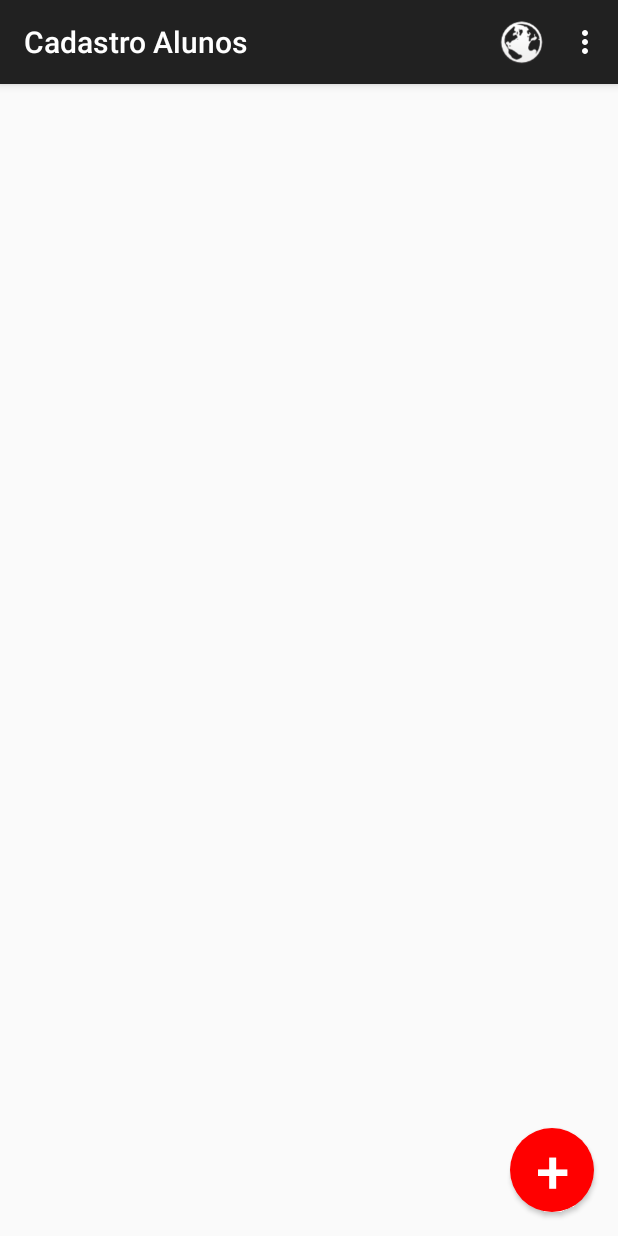
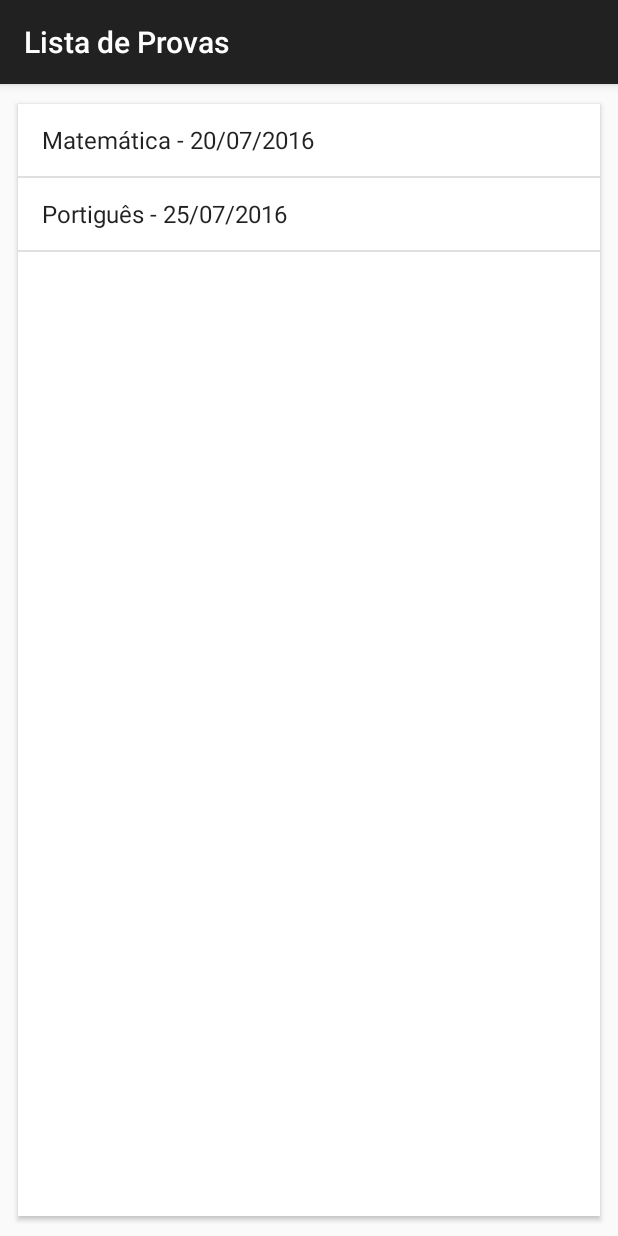
Before and after one commit to leandroap/CadastroAlunos, an Android app: the screen it shows after launch (ListaAlunosActivity before the commit, ProvasActivity after it), in the options menu, after a tap on "Baixar provas", on a phone screen of 412 x 824 dp. Run offline under Robolectric (Android 15) with nearby library versions, the phone set to English and light mode, and no system bars.

Commit message:
AsyncTask e Fragment layout de provas

```diff
--- a/app/build.gradle
+++ b/app/build.gradle
@@ -20,6 +20,8 @@ android {
 }
 
 dependencies {
-    compile fileTree(dir: 'libs', include: ['*.jar'])
+    compile fileTree(include: ['*.jar'], dir: 'libs')
     compile 'com.android.support:appcompat-v7:21.0.3'
+    compile 'com.android.support:cardview-v7:21.0.3'
+
 }
--- a/app/src/main/java/com/example/caelum/cadastroalunos/ListaAlunosActivity.java
+++ b/app/src/main/java/com/example/caelum/cadastroalunos/ListaAlunosActivity.java
@@ -19,6 +19,8 @@ import android.widget.Toast;
 import com.example.caelum.cadastroalunos.adapter.ListaAlunoAdapter;
 import com.example.caelum.cadastroalunos.dao.AlunoDAO;
 import com.example.caelum.cadastroalunos.modelo.Aluno;
+import com.example.caelum.cadastroalunos.service.WebClient;
+import com.example.caelum.cadastroalunos.task.EnviaAlunosTask;
 import com.example.caelum.cadastroalunos.util.AlunoConverter;
 
 import java.util.List;
@@ -182,13 +184,11 @@ public class ListaAlunosActivity extends ActionBarActivity {
 
         switch (id){
             case R.id.menu_lista_enviar_notas:
-                AlunoDAO alunoDAO = new AlunoDAO(this);
-                List<Aluno> alunos = alunoDAO.getListaAlunos();
-                alunoDAO.close();
-
-                String json = new AlunoConverter().toJSON(alunos);
-
-                Toast.makeText(this, json, Toast.LENGTH_LONG).show();
+                new EnviaAlunosTask(this).execute();
+                return true;
+            case R.id.menu_lista_receber_provas:
+                Intent provas = new Intent(this, ProvasActivity.class);
+                startActivity(provas);
                 return true;
         }
 
--- /dev/null
+++ b/app/src/main/java/com/example/caelum/cadastroalunos/ProvasActivity.java
@@ -0,0 +1,25 @@
+package com.example.caelum.cadastroalunos;
+
+import android.os.Bundle;
+import android.support.v4.app.FragmentTransaction;
+import android.support.v7.app.ActionBarActivity;
+
+import com.example.caelum.cadastroalunos.fragment.ListaProvasFragment;
+
+/**
+ * Created by android5519 on 13/01/16.
+ */
+public class ProvasActivity extends ActionBarActivity {
+
+    @Override
+    protected void onCreate(Bundle savedInstanceState) {
+        super.onCreate(savedInstanceState);
+        setContentView(R.layout.activity_provas);
+
+        FragmentTransaction transaction = getSupportFragmentManager().beginTransaction();
+
+        transaction.replace(R.id.provas_view, new ListaProvasFragment());
+        transaction.commit();
+
+    }
+}
--- /dev/null
+++ b/app/src/main/java/com/example/caelum/cadastroalunos/fragment/ListaProvasFragment.java
@@ -0,0 +1,53 @@
+package com.example.caelum.cadastroalunos.fragment;
+
+import android.os.Bundle;
+import android.support.v4.app.Fragment;
+import android.view.LayoutInflater;
+import android.view.View;
+import android.view.ViewGroup;
+import android.widget.AdapterView;
+import android.widget.ArrayAdapter;
+import android.widget.ListView;
+import android.widget.Toast;
+
+import com.example.caelum.cadastroalunos.R;
+import com.example.caelum.cadastroalunos.modelo.Prova;
+
+import java.util.Arrays;
+import java.util.List;
+
+/**
+ * Created by android5519 on 13/01/16.
+ */
+public class ListaProvasFragment extends Fragment {
+
+    ListView listViewProvas;
+    @Override
+    public View onCreateView(LayoutInflater inflater, ViewGroup container, Bundle savedInstanceState) {
+        View layoutProvas =  inflater.inflate(R.layout.fragment_lista_provas, container, false);
+        this.listViewProvas = (ListView) layoutProvas.findViewById(R.id.lista_provas_lisview);
+
+        Prova prova1 = new Prova("20/07/2016", "Matemática");
+        prova1.setTopicos(Arrays.asList("Algebra linear", "Cálculo", "Estatística"));
+
+        Prova prova2 = new Prova("25/07/2016", "Portiguês");
+        prova2.setTopicos(Arrays.asList("Complemento nominal", "Orações subordinadas", "Análise sintética"));
+
+        List<Prova> provas = Arrays.asList(prova1, prova2);
+
+        this.listViewProvas.setAdapter(new ArrayAdapter<Prova>(
+                getActivity(), android.R.layout.simple_list_item_1, provas
+        ));
+
+        this.listViewProvas.setOnItemClickListener(new AdapterView.OnItemClickListener() {
+            @Override
+            public void onItemClick(AdapterView<?> adapter, View view, int position, long id) {
+                Prova provaSelecinada = (Prova) adapter.getItemAtPosition(position);
+
+                Toast.makeText(getActivity(), "Prova Selecionada: " + provaSelecinada, Toast.LENGTH_LONG).show();
+            }
+        });
+
+        return layoutProvas;
+    }
+}
--- /dev/null
+++ b/app/src/main/java/com/example/caelum/cadastroalunos/modelo/Prova.java
@@ -0,0 +1,48 @@
+package com.example.caelum.cadastroalunos.modelo;
+
+import java.io.Serializable;
+import java.util.ArrayList;
+import java.util.List;
+
+/**
+ * Created by android5519 on 13/01/16.
+ */
+public class Prova implements Serializable {
+    private String data;
+    private String materia;
+    private List<String> topicos = new ArrayList<String>();
+
+    public Prova(String data, String materia) {
+        this.data = data;
+        this.materia = materia;
+    }
+
+    public String getData() {
+        return data;
+    }
+
+    public void setData(String data) {
+        this.data = data;
+    }
+
+    public String getMateria() {
+        return materia;
+    }
+
+    public void setMateria(String materia) {
+        this.materia = materia;
+    }
+
+    public List<String> getTopicos() {
+        return topicos;
+    }
+
+    public void setTopicos(List<String> topicos) {
+        this.topicos = topicos;
+    }
+
+    @Override
+    public String toString() {
+        return  materia + " - "+ data;
+    }
+}
--- /dev/null
+++ b/app/src/main/res/layout/activity_provas.xml
@@ -0,0 +1,11 @@
+<?xml version="1.0" encoding="utf-8"?>
+<LinearLayout xmlns:android="http://schemas.android.com/apk/res/android"
+    android:layout_width="match_parent"
+    android:layout_height="match_parent">
+
+    <FrameLayout
+        android:id="@+id/provas_view"
+        android:layout_width="match_parent"
+        android:layout_height="match_parent" />
+
+</LinearLayout>
--- /dev/null
+++ b/app/src/main/res/layout/fragment_lista_provas.xml
@@ -0,0 +1,17 @@
+<?xml version="1.0" encoding="utf-8"?>
+<android.support.v7.widget.CardView
+    xmlns:android="http://schemas.android.com/apk/res/android"
+    xmlns:card_view="http://schemas.android.com/apk/res-auto"
+    android:layout_width="match_parent"
+    android:layout_height="match_parent"
+    android:layout_gravity="center"
+    android:layout_margin="10dp"
+    card_view:cardCornerRadius="0dp"
+    card_view:cardUseCompatPadding="true">
+
+    <ListView
+        android:id="@+id/lista_provas_lisview"
+        android:layout_width="match_parent"
+        android:layout_height="match_parent" />
+
+</android.support.v7.widget.CardView>
```
Also changed, not shown: app/src/main/AndroidManifest.xml (+8 -0 lines), app/src/main/java/com/example/caelum/cadastroalunos/task/EnviaAlunosTask.java (added, +55 -0 lines), 1 other file.
